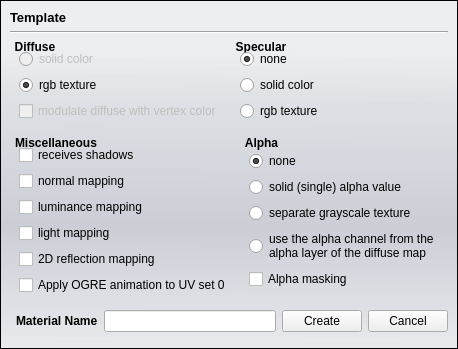
Before: the Qt Designer form bin/data/ui/materialwizard.ui in realXtend/tundra, drawn with Qt 5.
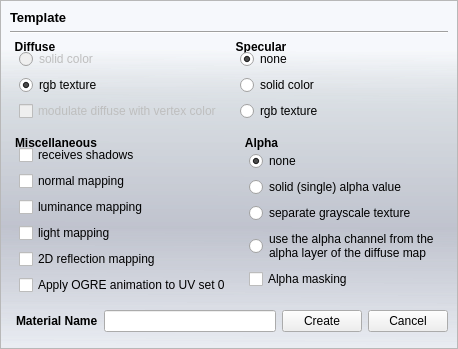
After: the same form once the commit is applied.

Patch:
```diff
--- a/bin/data/ui/materialwizard.ui
+++ b/bin/data/ui/materialwizard.ui
@@ -14,11 +14,7 @@
    <string>Material Wizard</string>
   </property>
   <property name="styleSheet">
-   <string notr="true">QWidget#MaterialWizard {
-	 background-color: none
-}
-
-QFrame#MainFrame {
+   <string notr="true">QWidget#MaterialWizard{
 	background-color: qlineargradient(spread:pad, x1:0.006, y1:0, x2:0, y2:1, stop:0.142045 rgba(229, 234, 243, 50), stop:0.295455 rgba(209, 215, 221, 150), stop:0.65 rgba(179, 183, 196, 150), stop:1 rgba(222, 227, 236, 100));
 }
 
```
